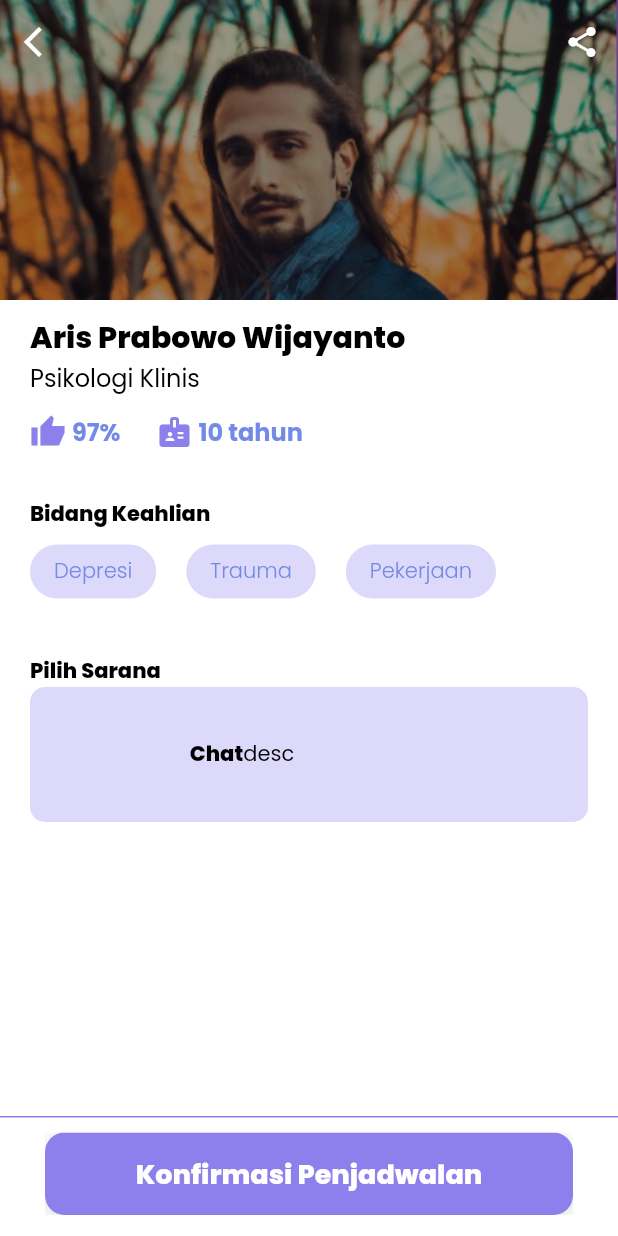
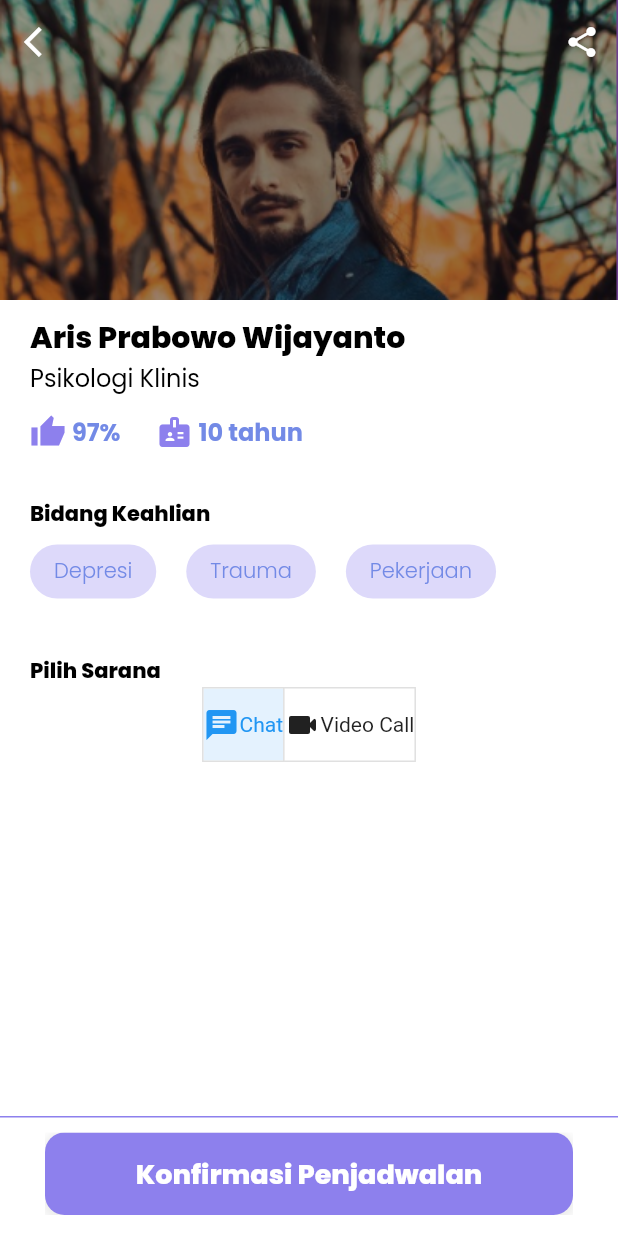
Before and after one commit to dinug-c/mentalove_app, a Flutter app: the Detail screen opened by its route, after a tap on "Chat", on a phone screen of 412 x 824 dp. Run offline on Flutter 3.47's test engine with Material 2 defaults, Android fonts, the phone set to English and light mode, and no system bars; our stand-ins replace flutter_bloc, google_fonts.

Commit message:
update detail.dart

```diff
--- a/lib/ui/pages/detail.dart
+++ b/lib/ui/pages/detail.dart
@@ -14,6 +14,8 @@ class Detail extends StatefulWidget {
 }
 
 class _DetailState extends State<Detail> {
+  List<bool> isSelected = [false, false];
+
   @override
   Widget build(BuildContext context) {
     return Scaffold(
@@ -41,7 +43,6 @@ class _DetailState extends State<Detail> {
                     child: Column(
                         crossAxisAlignment: CrossAxisAlignment.start,
                         children: [
-
                           //Nama Psikolog
                           Text(
                             'Aris Prabowo Wijayanto',
@@ -92,7 +93,11 @@ class _DetailState extends State<Detail> {
                           gapH32,
 
                           //Kategori
-                          Text('Bidang Keahlian', style: blackTextStyle.copyWith(fontWeight: extraBold, fontSize: 14),),
+                          Text(
+                            'Bidang Keahlian',
+                            style: blackTextStyle.copyWith(
+                                fontWeight: extraBold, fontSize: 14),
+                          ),
                           gapH4,
                           const Wrap(
                             spacing: 20,
@@ -105,18 +110,41 @@ class _DetailState extends State<Detail> {
                           gapH32,
 
                           //Select Chat/Video
-                          Text('Pilih Sarana', style: blackTextStyle.copyWith(fontWeight: extraBold, fontSize: 14),),
-                          MediaCard(title: 'Chat', desc: 'desc', onTap: (){})
-
+                          Text(
+                            'Pilih Sarana',
+                            style: blackTextStyle.copyWith(
+                                fontWeight: extraBold, fontSize: 14),
+                          ),
+                          Row(
+                            mainAxisAlignment: MainAxisAlignment.center,
+                            children: [
+                              ToggleButtons(
+                                onPressed: (int index) {
+                                  setState(() {
+                                    for (int i = 0; i < isSelected.length; i++) {
+                                      isSelected[i] = i == index;
+                                    }
+                                  });
+                                },
+                                isSelected: isSelected,
+                                children: const [
+                                  Row(children: [Icon(Icons.chat), Text('Chat')]),
+                                  Row(children: [
+                                    Icon(Icons.videocam_rounded),
+                                    Text('Video Call')
+                                  ])
+                                ],
+                              ),
+                            ],
+                          )
                         ]))
               ],
             ),
           ),
         ],
       ),
-
       bottomNavigationBar: Container(
-        decoration:  BoxDecoration(
+        decoration: BoxDecoration(
             border: Border(top: BorderSide(color: kPurpleColor, width: 1.0))),
         height: 80,
         child: Column(
@@ -124,7 +152,8 @@ class _DetailState extends State<Detail> {
             Expanded(
                 flex: 1,
                 child: Container(
-                        margin: const EdgeInsets.symmetric(horizontal: 30, vertical: 10),
+                  margin:
+                      const EdgeInsets.symmetric(horizontal: 30, vertical: 10),
                   //padding: const EdgeInsets.only(top: 20),
                   child: Column(
                     crossAxisAlignment: CrossAxisAlignment.center,
--- a/lib/ui/widgets/card.dart
+++ b/lib/ui/widgets/card.dart
@@ -154,13 +154,11 @@ class CategoryCard extends StatelessWidget {
 
 class MediaCard extends StatelessWidget {
   final String title;
-  final String desc;
   final Function() onTap;
 
   const MediaCard({
     Key? key,
     required this.title,
-    required this.desc,
     required this.onTap,
   }) : super(key: key);
 
@@ -178,7 +176,7 @@ class MediaCard extends StatelessWidget {
           borderRadius: BorderRadius.circular(10),
         ),
         child: Row(
-          mainAxisAlignment: MainAxisAlignment.spaceEvenly,
+          mainAxisAlignment: MainAxisAlignment.center,
           crossAxisAlignment: CrossAxisAlignment.center,
           children: [
             Container(
@@ -198,13 +196,6 @@ class MediaCard extends StatelessWidget {
                     style: blackTextStyle.copyWith(
                         fontSize: 14, fontWeight: extraBold),
                   ),
-                  Text(
-                    desc,
-                    style: blackTextStyle.copyWith(
-                        fontSize: 14, fontWeight: regular),
-                    overflow: TextOverflow.ellipsis,
-                    maxLines: 2,
-                  ),
                 ],
               ),
             )
```
Lines whose indentation alone changed are shown as unchanged.
